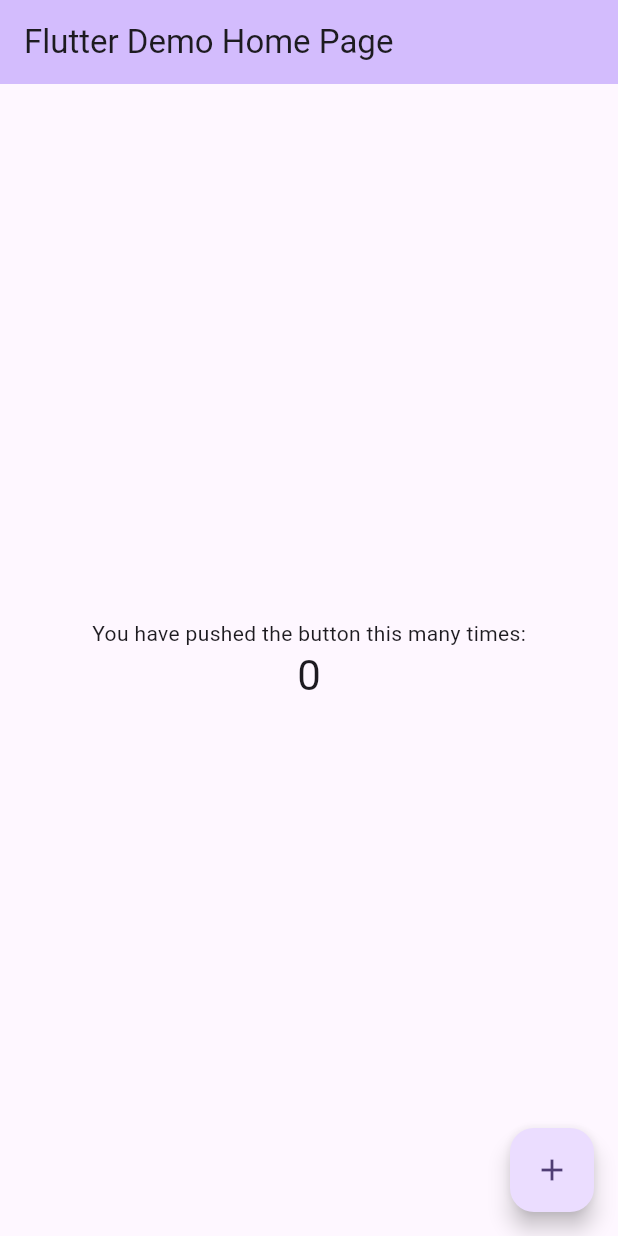
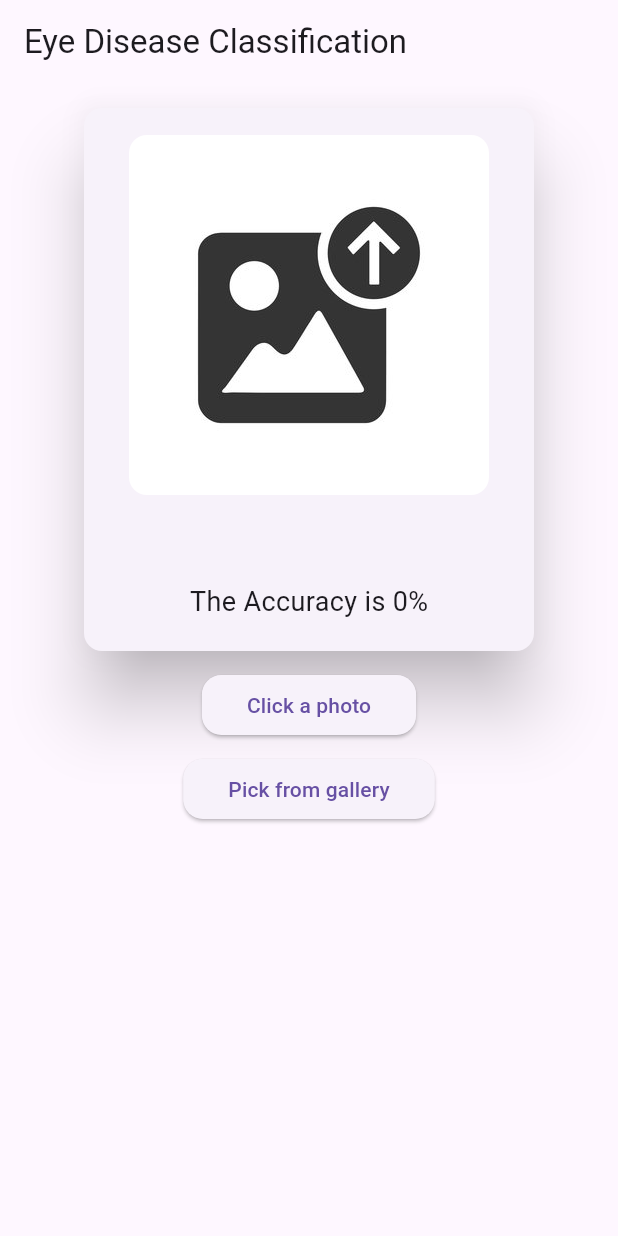
Before and after one commit to jagtap-suraj/eye_disease_flutter, a Flutter app: the screen it shows after launch, on a phone screen of 412 x 824 dp. Run offline on Flutter 3.47's test engine with Material 3 defaults, Android fonts, the phone set to English and light mode, and no system bars; our stand-ins replace image_picker; missing offline and left inert: flutter_tflite.

Commit message:
Complement V1

```diff
--- /dev/null
+++ b/assets/myLabels.csv
@@ -0,0 +1,5 @@
+class_index,class,height,width
+0,cataract,224,224
+1,diabetic_retinopathy,224,224
+2,glaucoma,224,224
+3,normal,224,224
--- /dev/null
+++ b/assets/myLabels.txt
@@ -0,0 +1,4 @@
+cataract
+diabetic_retinopathy
+glaucoma
+normal
--- /dev/null
+++ b/lib/home_screen.dart
@@ -0,0 +1,252 @@
+import 'dart:io';
+import 'dart:math';
+
+import 'package:flutter/material.dart';
+import 'package:image_picker/image_picker.dart';
+import 'package:flutter_tflite/flutter_tflite.dart';
+import 'dart:developer' as devtools;
+
+class HomeScreen extends StatefulWidget {
+  const HomeScreen({super.key});
+
+  @override
+  State<HomeScreen> createState() => _HomeScreenState();
+}
+
+class _HomeScreenState extends State<HomeScreen> {
+  File? filePath;
+  String label = '';
+  double confidence = 0.0;
+
+  Future<void> _tfLteInit() async {
+    String? res = await Tflite.loadModel(
+        model: "assets/myModel.tflite",
+        labels: "assets/myLabels.txt",
+        numThreads: 1, // defaults to 1
+        isAsset: true, // defaults to true, set to false to load resources outside assets
+        useGpuDelegate: false // defaults to false, set to true to use GPU delegate
+        );
+  }
+
+  pickImageGallery() async {
+    final ImagePicker picker = ImagePicker();
+// Pick an image.
+    final XFile? image = await picker.pickImage(source: ImageSource.gallery);
+
+    if (image == null) return;
+
+    var imageMap = File(image.path);
+
+    setState(() {
+      filePath = imageMap;
+    });
+
+    var recognitions = await Tflite.runModelOnImage(
+        path: image.path, // required
+        imageMean: 0.0, // defaults to 117.0
+        imageStd: 255.0, // defaults to 1.0
+        numResults: 2, // defaults to 5
+        threshold: 0.2, // defaults to 0.1
+        asynch: true // defaults to true
+        );
+
+    debugPrint('Suraj Raw output: $recognitions');
+
+    if (recognitions == null) {
+      devtools.log("recognitions is Null");
+      return;
+    }
+    devtools.log(recognitions.toString());
+    setState(() {
+      debugPrint('Suraj Raw output: $recognitions');
+      confidence = (recognitions[0]['confidence'] * 100);
+      label = recognitions[0]['label'].toString();
+      debugPrint("SurajLabel: $label");
+    });
+  }
+
+  pickImageCamera() async {
+    final ImagePicker picker = ImagePicker();
+// Pick an image.
+    final XFile? image = await picker.pickImage(source: ImageSource.camera);
+
+    if (image == null) return;
+
+    var imageMap = File(image.path);
+
+    setState(() {
+      filePath = imageMap;
+    });
+
+    var recognitions = await Tflite.runModelOnImage(
+        path: image.path, // required
+        imageMean: 0.0, // defaults to 117.0
+        imageStd: 255.0, // defaults to 1.0
+        numResults: 2, // defaults to 5
+        threshold: 0.2, // defaults to 0.1
+        asynch: true // defaults to true
+        );
+
+    if (recognitions == null) {
+      devtools.log("recognitions is Null");
+      return;
+    }
+    devtools.log(recognitions.toString());
+    setState(() {
+      confidence = (recognitions[0]['confidence'] * 100);
+      label = recognitions[0]['label'].toString();
+    });
+  }
+
+  void _setRandomLabelAndConfidence() {
+    // Read the labels from myLabels.txt
+    final labels = [
+      'cataract',
+      'diabetic_retinopathy',
+      'glaucoma',
+      'normal'
+    ];
+
+    // Generate a random index within the range of labels
+    final random = Random();
+    final randomIndex = random.nextInt(labels.length);
+
+    setState(() {
+      label = labels[randomIndex];
+      confidence = random.nextDouble() * 10 + 80; // Random value between 80 and 90
+    });
+  }
+
+  @override
+  void dispose() {
+    super.dispose();
+    Tflite.close();
+  }
+
+  @override
+  void initState() {
+    super.initState();
+    _tfLteInit();
+  }
+
+  @override
+  Widget build(BuildContext context) {
+    return Scaffold(
+      appBar: AppBar(
+        title: const Text("Eye Disease Classification"),
+      ),
+      body: SingleChildScrollView(
+        child: Center(
+          child: Column(
+            children: [
+              const SizedBox(
+                height: 12,
+              ),
+              Card(
+                elevation: 20,
+                clipBehavior: Clip.hardEdge,
+                child: SizedBox(
+                  width: 300,
+                  child: SingleChildScrollView(
+                    child: Column(
+                      children: [
+                        const SizedBox(
+                          height: 18,
+                        ),
+                        InkWell(
+                          onTap: () {
+                            pickImageGallery();
+                          },
+                          child: Container(
+                            height: 240,
+                            width: 240,
+                            padding: const EdgeInsets.all(16),
+                            decoration: BoxDecoration(
+                              borderRadius: BorderRadius.circular(12),
+                              image: const DecorationImage(
+                                image: AssetImage('assets/upload.jpg'),
+                              ),
+                            ),
+                            child: filePath == null
+                                ? const Text('')
+                                : Image.file(
+                                    filePath!,
+                                    fit: BoxFit.fill,
+                                  ),
+                          ),
+                        ),
+                        const SizedBox(
+                          height: 12,
+                        ),
+                        Padding(
+                          padding: const EdgeInsets.all(8.0),
+                          child: Column(
+                            children: [
+                              Text(
+                                label,
+                                style: const TextStyle(
+                                  fontSize: 18,
+                                  fontWeight: FontWeight.bold,
+                                ),
+                              ),
+                              const SizedBox(
+                                height: 12,
+                              ),
+                              Text(
+                                "The Accuracy is ${confidence.toStringAsFixed(0)}%",
+                                style: const TextStyle(
+                                  fontSize: 18,
+                                ),
+                              ),
+                              const SizedBox(
+                                height: 12,
+                              ),
+                            ],
+                          ),
+                        ),
+                      ],
+                    ),
+                  ),
+                ),
+              ),
+              const SizedBox(
+                height: 8,
+              ),
+              ElevatedButton(
+                onPressed: () {
+                  pickImageCamera();
+                },
+                style: ElevatedButton.styleFrom(
+                  padding: const EdgeInsets.symmetric(horizontal: 30, vertical: 10),
+                  shape: RoundedRectangleBorder(
+                    borderRadius: BorderRadius.circular(13),
+                  ),
+                ),
+                child: const Text(
+                  "Click a photo",
+                ),
+              ),
+              const SizedBox(
+                height: 8,
+              ),
+              ElevatedButton(
+                onPressed: () {
+                  pickImageGallery();
+                },
+                style: ElevatedButton.styleFrom(
+                  padding: const EdgeInsets.symmetric(horizontal: 30, vertical: 10),
+                  shape: RoundedRectangleBorder(
+                    borderRadius: BorderRadius.circular(13),
+                  ),
+                ),
+                child: const Text(
+                  "Pick from gallery",
+                ),
+              ),
+            ],
+          ),
+        ),
+      ),
+    );
+  }
+}
--- a/lib/main.dart
+++ b/lib/main.dart
@@ -1,4 +1,5 @@
 import 'package:flutter/material.dart';
+import 'home_screen.dart';
 
 void main() {
   runApp(const MyApp());
@@ -11,115 +12,12 @@
   @override
   Widget build(BuildContext context) {
     return MaterialApp(
-      title: 'Flutter Demo',
-      theme: ThemeData(
-        // This is the theme of your application.
-        //
-        // TRY THIS: Try running your application with "flutter run". You'll see
-        // the application has a purple toolbar. Then, without quitting the app,
-        // try changing the seedColor in the colorScheme below to Colors.green
-        // and then invoke "hot reload" (save your changes or press the "hot
-        // reload" button in a Flutter-supported IDE, or press "r" if you used
-        // the command line to start the app).
-        //
-        // Notice that the counter didn't reset back to zero; the application
-        // state is not lost during the reload. To reset the state, use hot
-        // restart instead.
-        //
-        // This works for code too, not just values: Most code changes can be
-        // tested with just a hot reload.
-        colorScheme: ColorScheme.fromSeed(seedColor: Colors.deepPurple),
-        useMaterial3: true,
-      ),
-      home: const MyHomePage(title: 'Flutter Demo Home Page'),
+      title: 'Breathe Clean',
+      theme: ThemeData.light(), // Light theme
+      darkTheme: ThemeData.dark(), // Dark theme
+      themeMode: ThemeMode.system, // Theme based on system setting
+      debugShowCheckedModeBanner: false,
+      home: const HomeScreen(),
     );
   }
 }
-
-class MyHomePage extends StatefulWidget {
-  const MyHomePage({super.key, required this.title});
-
-  // This widget is the home page of your application. It is stateful, meaning
-  // that it has a State object (defined below) that contains fields that affect
-  // how it looks.
-
-  // This class is the configuration for the state. It holds the values (in this
-  // case the title) provided by the parent (in this case the App widget) and
-  // used by the build method of the State. Fields in a Widget subclass are
-  // always marked "final".
-
-  final String title;
-
-  @override
-  State<MyHomePage> createState() => _MyHomePageState();
-}
-
-class _MyHomePageState extends State<MyHomePage> {
-  int _counter = 0;
-
-  void _incrementCounter() {
-    setState(() {
-      // This call to setState tells the Flutter framework that something has
-      // changed in this State, which causes it to rerun the build method below
-      // so that the display can reflect the updated values. If we changed
-      // _counter without calling setState(), then the build method would not be
-      // called again, and so nothing would appear to happen.
-      _counter++;
-    });
-  }
-
-  @override
-  Widget build(BuildContext context) {
-    // This method is rerun every time setState is called, for instance as done
-    // by the _incrementCounter method above.
-    //
-    // The Flutter framework has been optimized to make rerunning build methods
-    // fast, so that you can just rebuild anything that needs updating rather
-    // than having to individually change instances of widgets.
-    return Scaffold(
-      appBar: AppBar(
-        // TRY THIS: Try changing the color here to a specific color (to
-        // Colors.amber, perhaps?) and trigger a hot reload to see the AppBar
-        // change color while the other colors stay the same.
-        backgroundColor: Theme.of(context).colorScheme.inversePrimary,
-        // Here we take the value from the MyHomePage object that was created by
-        // the App.build method, and use it to set our appbar title.
-        title: Text(widget.title),
-      ),
-      body: Center(
-        // Center is a layout widget. It takes a single child and positions it
-        // in the middle of the parent.
-        child: Column(
-          // Column is also a layout widget. It takes a list of children and
-          // arranges them vertically. By default, it sizes itself to fit its
-          // children horizontally, and tries to be as tall as its parent.
-          //
-          // Column has various properties to control how it sizes itself and
-          // how it positions its children. Here we use mainAxisAlignment to
-          // center the children vertically; the main axis here is the vertical
-          // axis because Columns are vertical (the cross axis would be
-          // horizontal).
-          //
-          // TRY THIS: Invoke "debug painting" (choose the "Toggle Debug Paint"
-          // action in the IDE, or press "p" in the console), to see the
-          // wireframe for each widget.
-          mainAxisAlignment: MainAxisAlignment.center,
-          children: <Widget>[
-            const Text(
-              'You have pushed the button this many times:',
-            ),
-            Text(
-              '$_counter',
-              style: Theme.of(context).textTheme.headlineMedium,
-            ),
-          ],
-        ),
-      ),
-      floatingActionButton: FloatingActionButton(
-        onPressed: _incrementCounter,
-        tooltip: 'Increment',
-        child: const Icon(Icons.add),
-      ), // This trailing comma makes auto-formatting nicer for build methods.
-    );
-  }
-}
```
Also changed, not shown: lib/toggle_button.dart (added, +36 -0 lines), pubspec.yaml (+9 -22 lines), assets/upload.jpg (added), pubspec.lock, 5 other files.
